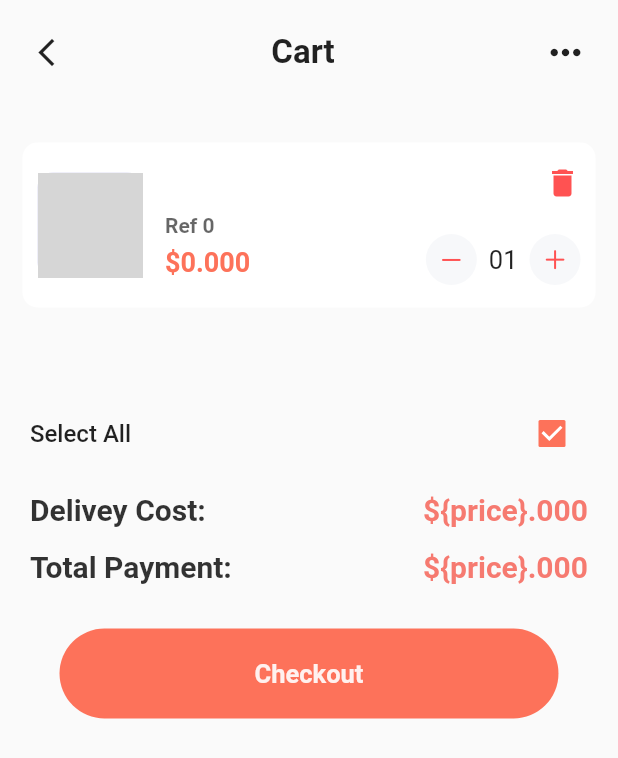
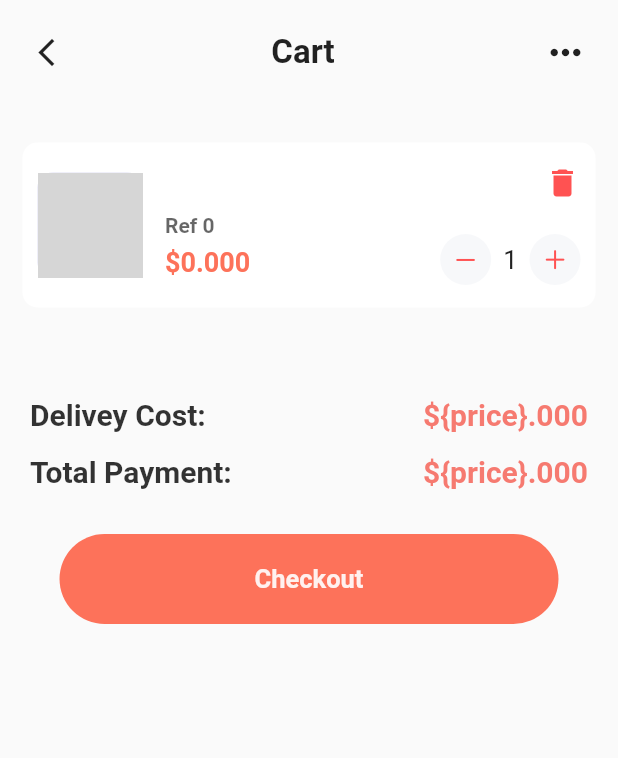
Before and after one commit to Juanavpc/App-Invoice, a Flutter app: the CustomBottomSheet widget shown alone on an empty page, opened directly with empty values, after a tap on "Checkout", on a phone screen of 412 x 824 dp. Shown: the top 758 px of the screen. Run offline on Flutter 3.47's test engine with Material 2 defaults, Android fonts, the light colour scheme and no system bars; our stand-ins replace flutter_rating_bar, shared_preferences; missing offline and left inert: dart:js_util; accounts and stored records are empty; network calls fail; project files that could hold a hidden picture were left out; grey boxes are pictures that could not be loaded.

Commit message:
Se agregaron las categorias y arreglo en cartitems

```diff
--- a/lib/Pages/Cart_Page.dart
+++ b/lib/Pages/Cart_Page.dart
@@ -52,28 +52,6 @@ class CartPage extends StatelessWidget {
                     CartItems(items),
                     SizedBox(
                       height: 50,
-                    ),
-                    Padding(
-                      padding: EdgeInsets.symmetric(horizontal: 20),
-                      child: Row(
-                        mainAxisAlignment: MainAxisAlignment.spaceBetween,
-                        children: [
-                          Text(
-                            "Select All",
-                            style: TextStyle(
-                              fontSize: 16,
-                              fontWeight: FontWeight.w500,
-                            ),
-                          ),
-                          Checkbox(
-                              activeColor: Color(0xFFFd725A),
-                              value: true,
-                              onChanged: (value) {}),
-                        ],
-                      ),
-                    ),
-                    SizedBox(
-                      height: 15,
                     ),
                     Padding(
                       padding: EdgeInsets.symmetric(horizontal: 20),
--- a/lib/Widgets/Cart_Items.dart
+++ b/lib/Widgets/Cart_Items.dart
@@ -12,7 +12,6 @@ class CartItems extends StatelessWidget {
     return Column(
 
       children: items.map((item) =>
-
           Container(
             height: 110,
             margin: EdgeInsets.symmetric(vertical: 10, horizontal: 15),
@@ -56,7 +55,7 @@ class CartItems extends StatelessWidget {
                         ),
                       ),
                       Text(
-                        "\$${item['product']['Price']}.000",
+                        "\$${item['total']}.000",
                         style: TextStyle(
                           fontSize: 18,
                           fontWeight: FontWeight.bold,
@@ -95,7 +94,7 @@ class CartItems extends StatelessWidget {
                               width: 8,
                             ),
                             Text(
-                              "01",
+                              "${item['quantity']}",
                               style: TextStyle(
                                 fontSize: 17,
                                 fontWeight: FontWeight.w400,
--- a/lib/Widgets/botton_sheet.dart
+++ b/lib/Widgets/botton_sheet.dart
@@ -1,5 +1,4 @@
 import 'dart:async';
-
 import 'package:app_invoice/Pages/Cart_Page.dart';
 import 'package:flutter/cupertino.dart';
 import 'package:flutter/material.dart';
@@ -15,9 +14,8 @@ class CustomBottomSheet extends StatefulWidget {
 
   @override
   _CustomBottomSheet createState()=>_CustomBottomSheet(id,name,price,img,desc);
+}
 
-
-}
 class _CustomBottomSheet extends State<CustomBottomSheet>{
 
   int id;
@@ -192,7 +190,8 @@ class _CustomBottomSheet extends State<CustomBottomSheet>{
                 };
                 productwithcounter={
                   'product':product,
-                  'quantity':counter
+                  'quantity':counter,
+                  'total':price*counter
                 };
                 product.addAll(product);
                 productwithcounter.addAll(productwithcounter);
```
Also changed, not shown: lib/Pages/Home_Page.dart (+31 -9 lines), lib/Providers/product_provider.dart (+13 -0 lines).
